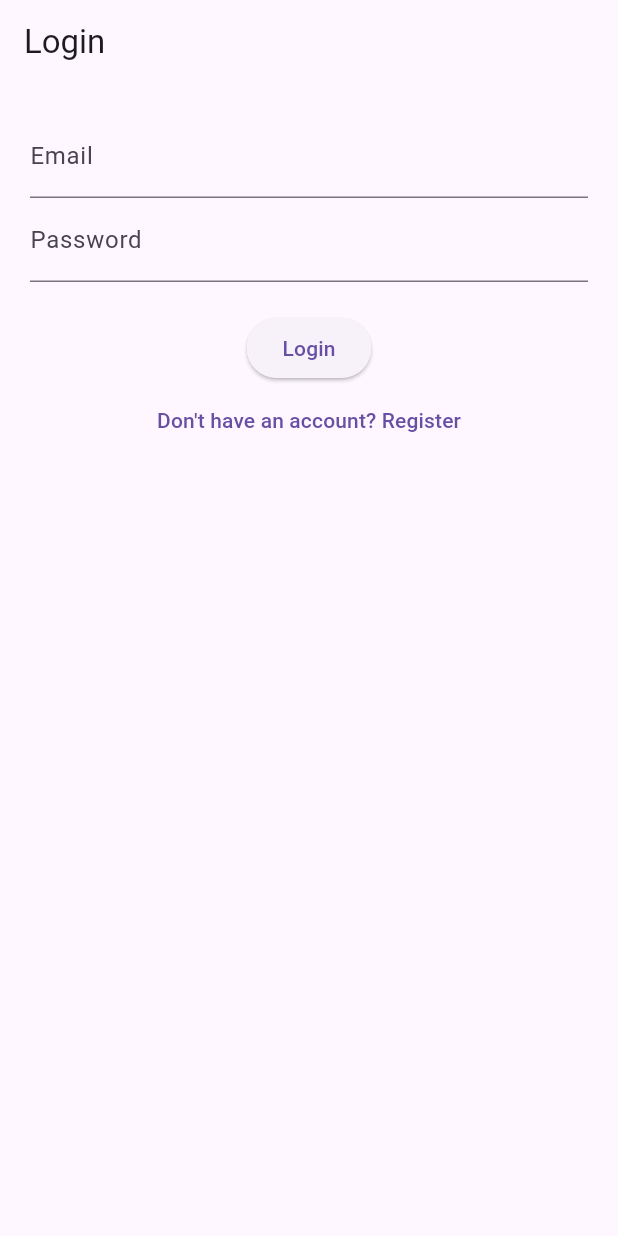
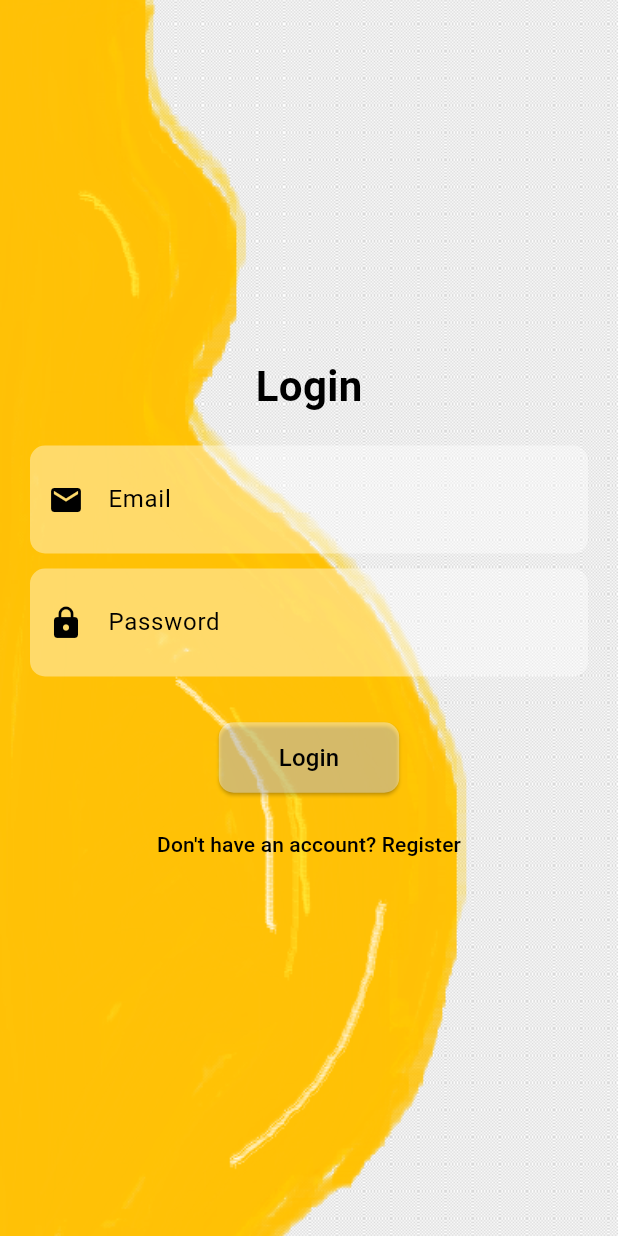
Before and after one commit to Anushri-Sakhardande/Yashoda, a Flutter app: the screen it shows after launch, on a phone screen of 412 x 824 dp. Run offline on Flutter 3.47's test engine with Material 3 defaults, Android fonts, the phone set to English and light mode, and no system bars; our stand-ins replace cloud_firestore, firebase_auth, firebase_core, flutter_local_notifications, geocoding, geolocator and 2 more; accounts and stored records are empty.

Commit message:
add login background#

```diff
--- a/lib/presentation/screens/auth/login_screen.dart
+++ b/lib/presentation/screens/auth/login_screen.dart
@@ -25,24 +25,100 @@ class _LoginScreenState extends State<LoginScreen> {
     final authService = AuthService();
 
     return Scaffold(
-      appBar: AppBar(title: Text("Login")),
-      body: Padding(
+      body: Stack(
+        fit: StackFit.expand,
+        children: [
+          // Background Image
+          Container(
+            decoration: BoxDecoration(
+              image: DecorationImage(
+                image: AssetImage("assets/images/background_login.png"),
+                fit: BoxFit.cover,
+              ),
+            ),
+          ),
+
+          // Login Form
+          Padding(
             padding: EdgeInsets.all(20),
             child: Column(
+              mainAxisAlignment: MainAxisAlignment.center,
               children: [
-            TextField(controller: emailController, decoration: InputDecoration(labelText: "Email")),
-            TextField(controller: passwordController, decoration: InputDecoration(labelText: "Password"), obscureText: true),
+                Text(
+                  "Login",
+                  style: TextStyle(
+                    fontSize: 28,
+                    fontWeight: FontWeight.bold,
+                    color: Colors.black,
+                  ),
+                ),
+                SizedBox(height: 20),
 
+                // Email Field
+                Container(
+                  decoration: BoxDecoration(
+                    color: Colors.white.withAlpha((0.4 * 255).toInt()),
+                    borderRadius: BorderRadius.circular(10),
+                  ),
+                  child: TextField(
+                    controller: emailController,
+                    style: TextStyle(color: Colors.black),
+                    decoration: InputDecoration(
+                      labelText: "Email",
+                      labelStyle: TextStyle(color: Colors.black),
+                      prefixIcon: Icon(Icons.email, color: Colors.black),
+                      border: InputBorder.none,
+                      contentPadding: EdgeInsets.all(16),
+                    ),
+                  ),
+                ),
+                SizedBox(height: 10),
+
+                // Password Field
+                Container(
+                  decoration: BoxDecoration(
+                    color: Colors.white.withAlpha((0.4 * 255).toInt()),
+                    borderRadius: BorderRadius.circular(10),
+                  ),
+                  child: TextField(
+                    controller: passwordController,
+                    obscureText: true,
+                    style: TextStyle(color: Colors.black),
+                    decoration: InputDecoration(
+                      labelText: "Password",
+                      labelStyle: TextStyle(color: Colors.black),
+                      prefixIcon: Icon(Icons.lock, color: Colors.black),
+                      border: InputBorder.none,
+                      contentPadding: EdgeInsets.all(16),
+                    ),
+                  ),
+                ),
+                SizedBox(height: 10),
+
+                // Error Message
                 if (errorMessage.isNotEmpty)
                   Padding(
                     padding: EdgeInsets.all(8),
-                child: Text(errorMessage, style: TextStyle(color: Colors.red)),
+                    child: Text(
+                      errorMessage,
+                      style: TextStyle(color: Colors.red, fontSize: 14),
+                    ),
                   ),
 
                 SizedBox(height: 20),
+
+                // Login Button
                 isLoading
-                ? CircularProgressIndicator()
+                    ? CircularProgressIndicator(color: Colors.black)
                     : ElevatedButton(
+                  style: ElevatedButton.styleFrom(
+                    backgroundColor: Colors.white.withAlpha((0.4 * 255).toInt()),
+                    foregroundColor: Colors.black,
+                    shape: RoundedRectangleBorder(
+                      borderRadius: BorderRadius.circular(10),
+                    ),
+                    padding: EdgeInsets.symmetric(vertical: 12, horizontal: 40),
+                  ),
                   onPressed: () async {
                     setState(() {
                       isLoading = true;
@@ -70,7 +146,7 @@ class _LoginScreenState extends State<LoginScreen> {
                             dashboard = MotherDashboard(userProfile: userDoc);
                           } else if (role == "Health Administrator") {
                             dashboard = AdminDashboard(userProfile: userDoc);
-                      } else if(role=="Miscarriage") {
+                          } else if (role == "Miscarriage") {
                             dashboard = MiscarriedDashboard(userProfile: userDoc);
                           } else {
                             setState(() => errorMessage = "Unknown role. Please contact support.");
@@ -94,18 +170,26 @@ class _LoginScreenState extends State<LoginScreen> {
 
                     setState(() => isLoading = false);
                   },
-              child: Text("Login"),
+                  child: Text("Login", style: TextStyle(fontSize: 16, color: Colors.black)),
                 ),
 
+                SizedBox(height: 10),
+
+                // Register Navigation
                 TextButton(
                   onPressed: () {
                     Navigator.push(context, MaterialPageRoute(builder: (context) => RegisterScreen()));
                   },
-              child: Text("Don't have an account? Register"),
+                  child: Text(
+                    "Don't have an account? Register",
+                    style: TextStyle(color: Colors.black),
+                  ),
                 ),
               ],
             ),
           ),
+        ],
+      ),
     );
   }
 }
--- a/lib/presentation/screens/pregnant_dashboard/pregnant_dashboard.dart
+++ b/lib/presentation/screens/pregnant_dashboard/pregnant_dashboard.dart
@@ -121,9 +121,10 @@ class PregnantDashboard extends StatelessWidget {
                         false, // Change to true if it's an admin dashboard
                       ),
                     ),
+
                     ElevatedButton(
                       onPressed: () {
-                        if (userProfile["assignedAdmin"] != "") {
+                        if (userProfile["assignedAdmin"] != null) {
                           Navigator.push(
                             context,
                             MaterialPageRoute(
--- a/pubspec.yaml
+++ b/pubspec.yaml
@@ -40,7 +40,7 @@ dependencies:
   geocoding: ^3.0.0
   provider: ^6.1.2
   firebase_core: ^3.12.1
-  intl: ^0.18.0
+  intl: ^0.20.2
   flutter_local_notifications: ^19.0.0
   shared_preferences: ^2.5.3
   timezone: ^0.10.0
@@ -69,8 +69,8 @@ flutter:
   uses-material-design: true
 
   # To add assets to your application, add an assets section, like this:
-  # assets:
-  #   - images/a_dot_burr.jpeg
+  assets:
+     - assets/images/background_login.png
   #   - images/a_dot_ham.jpeg
 
   # An image asset can refer to one or more resolution-specific "variants", see
```
Also changed, not shown: assets/images/background_login.png (added). Lines whose indentation alone changed are shown as unchanged.
